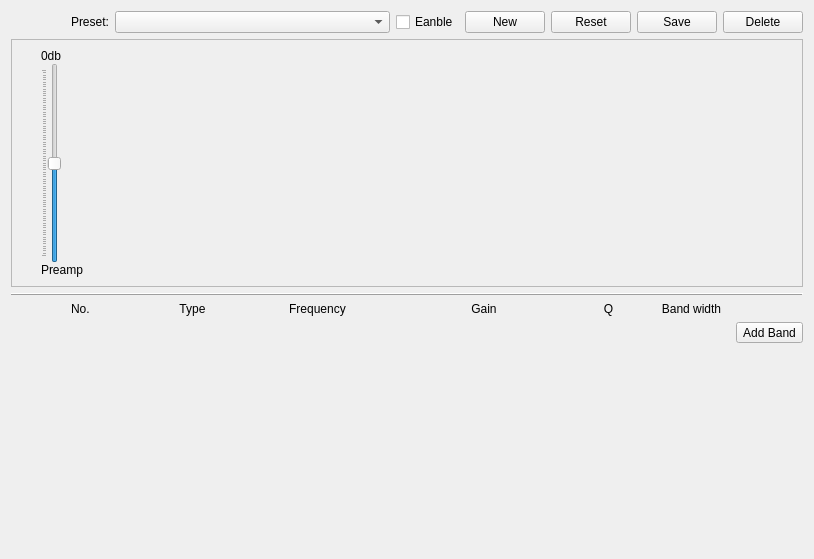
Before: the Qt Designer form src/widget_shared/equalizerdialog.ui in billlin0904/xamp2, drawn with Qt 5.
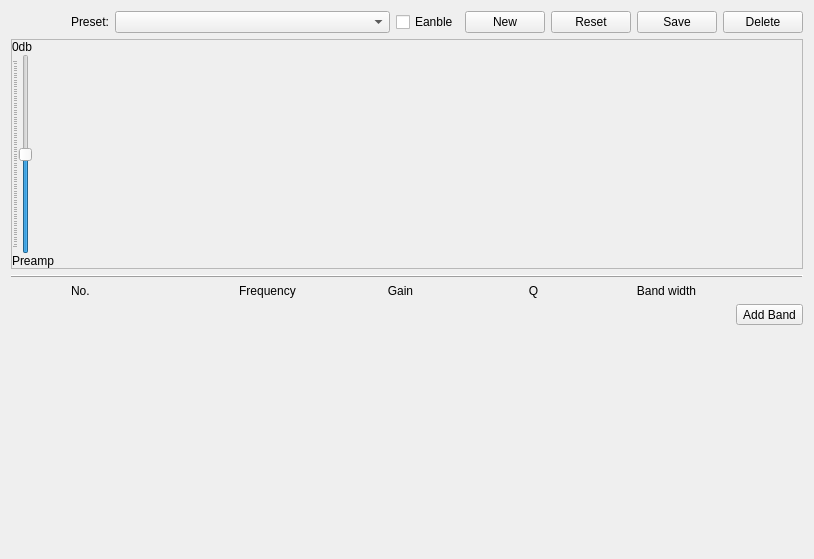
After: the same form once the commit is applied. Custom widgets are drawn as their Qt base class.

Diff of the .ui file:
```diff
--- a/src/widget_shared/equalizerdialog.ui
+++ b/src/widget_shared/equalizerdialog.ui
@@ -88,27 +88,23 @@
       <enum>QFrame::Raised</enum>
      </property>
      <layout class="QVBoxLayout" name="verticalLayout_13">
+      <property name="leftMargin">
+       <number>0</number>
+      </property>
+      <property name="topMargin">
+       <number>0</number>
+      </property>
+      <property name="rightMargin">
+       <number>0</number>
+      </property>
+      <property name="bottomMargin">
+       <number>0</number>
+      </property>
       <item>
-       <layout class="QHBoxLayout" name="horizontalLayout_3" stretch="0,0,1">
+       <layout class="QHBoxLayout" name="horizontalLayout_3" stretch="0,1">
         <property name="spacing">
          <number>0</number>
         </property>
-        <item>
-         <spacer name="horizontalSpacer">
-          <property name="orientation">
-           <enum>Qt::Horizontal</enum>
-          </property>
-          <property name="sizeType">
-           <enum>QSizePolicy::Fixed</enum>
-          </property>
-          <property name="sizeHint" stdset="0">
-           <size>
-            <width>20</width>
-            <height>20</height>
-           </size>
-          </property>
-         </spacer>
-        </item>
         <item>
          <layout class="QVBoxLayout" name="verticalLayout_12">
           <property name="spacing">
@@ -214,61 +210,14 @@
      <property name="sizeConstraint">
       <enum>QLayout::SetDefaultConstraint</enum>
      </property>
-     <item row="1" column="1">
-      <widget class="QLabel" name="label_2">
-       <property name="text">
-        <string>No.</string>
-       </property>
-      </widget>
-     </item>
-     <item row="1" column="3" colspan="2">
-      <widget class="QLabel" name="label_12">
-       <property name="text">
-        <string>Frequency</string>
-       </property>
-       <property name="alignment">
-        <set>Qt::AlignCenter</set>
-       </property>
-      </widget>
-     </item>
-     <item row="1" column="5" colspan="2">
-      <widget class="QLabel" name="label_13">
-       <property name="text">
-        <string>Gain</string>
-       </property>
-       <property name="alignment">
-        <set>Qt::AlignCenter</set>
-       </property>
-      </widget>
-     </item>
-     <item row="1" column="2">
-      <widget class="QLabel" name="label_11">
-       <property name="text">
-        <string>Type</string>
-       </property>
-       <property name="alignment">
-        <set>Qt::AlignCenter</set>
-       </property>
-      </widget>
-     </item>
-     <item row="2" column="11">
+     <item row="2" column="10">
       <widget class="QToolButton" name="addBandButton">
        <property name="text">
         <string>Add Band</string>
        </property>
       </widget>
      </item>
-     <item row="1" column="7">
-      <widget class="QLabel" name="label_14">
-       <property name="text">
-        <string>Q</string>
-       </property>
-       <property name="alignment">
-        <set>Qt::AlignCenter</set>
-       </property>
-      </widget>
-     </item>
-     <item row="1" column="9">
+     <item row="1" column="8">
       <widget class="QLabel" name="label_15">
        <property name="text">
         <string>Band width</string>
@@ -278,6 +227,23 @@
        </property>
       </widget>
      </item>
+     <item row="1" column="6">
+      <widget class="QLabel" name="label_14">
+       <property name="text">
+        <string>Q</string>
+       </property>
+       <property name="alignment">
+        <set>Qt::AlignCenter</set>
+       </property>
+      </widget>
+     </item>
+     <item row="1" column="1">
+      <widget class="QLabel" name="label_2">
+       <property name="text">
+        <string>No.</string>
+       </property>
+      </widget>
+     </item>
      <item row="2" column="0">
       <spacer name="horizontalSpacer_3">
        <property name="orientation">
@@ -294,6 +260,26 @@
        </property>
       </spacer>
      </item>
+     <item row="1" column="3">
+      <widget class="QLabel" name="label_12">
+       <property name="text">
+        <string>Frequency</string>
+       </property>
+       <property name="alignment">
+        <set>Qt::AlignCenter</set>
+       </property>
+      </widget>
+     </item>
+     <item row="1" column="5">
+      <widget class="QLabel" name="label_13">
+       <property name="text">
+        <string>Gain</string>
+       </property>
+       <property name="alignment">
+        <set>Qt::AlignCenter</set>
+       </property>
+      </widget>
+     </item>
     </layout>
    </item>
    <item>
```
